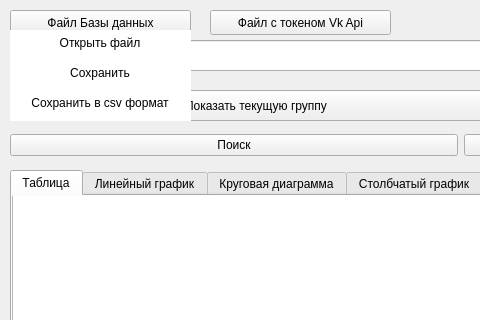
The window that form.ui (diSp1rIt/VGA) describes before a commit, drawn with Qt 5; both pictures show x 0 to 480 and y 0 to 320 of the 922 by 690 pixel window.
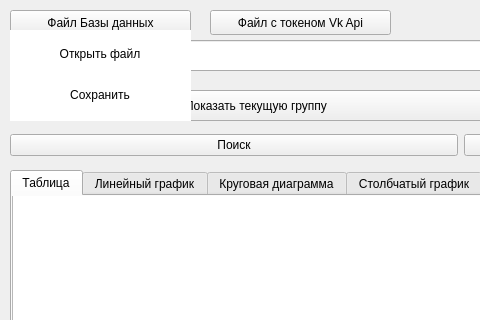
The same window after the commit. Custom widgets are drawn as their Qt base class.

Commit message: Delete button "Сохранить как csv"

What changed in the file:
```diff
--- a/form.ui
+++ b/form.ui
@@ -376,16 +376,6 @@
        </property>
       </widget>
      </item>
-     <item>
-      <widget class="QPushButton" name="btn_file_csv">
-       <property name="text">
-        <string>Сохранить в csv формат</string>
-       </property>
-       <property name="flat">
-        <bool>true</bool>
-       </property>
-      </widget>
-     </item>
     </layout>
    </widget>
   </widget>
```
The commit also changes 1 other file.
